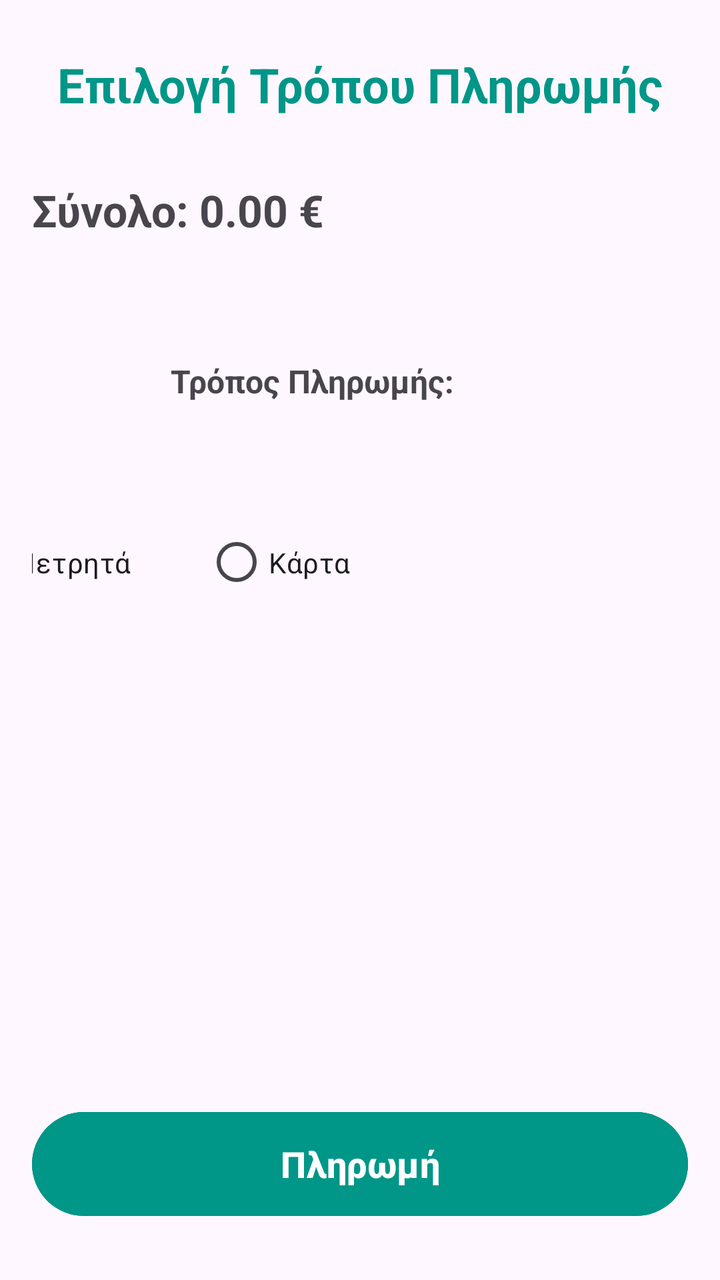
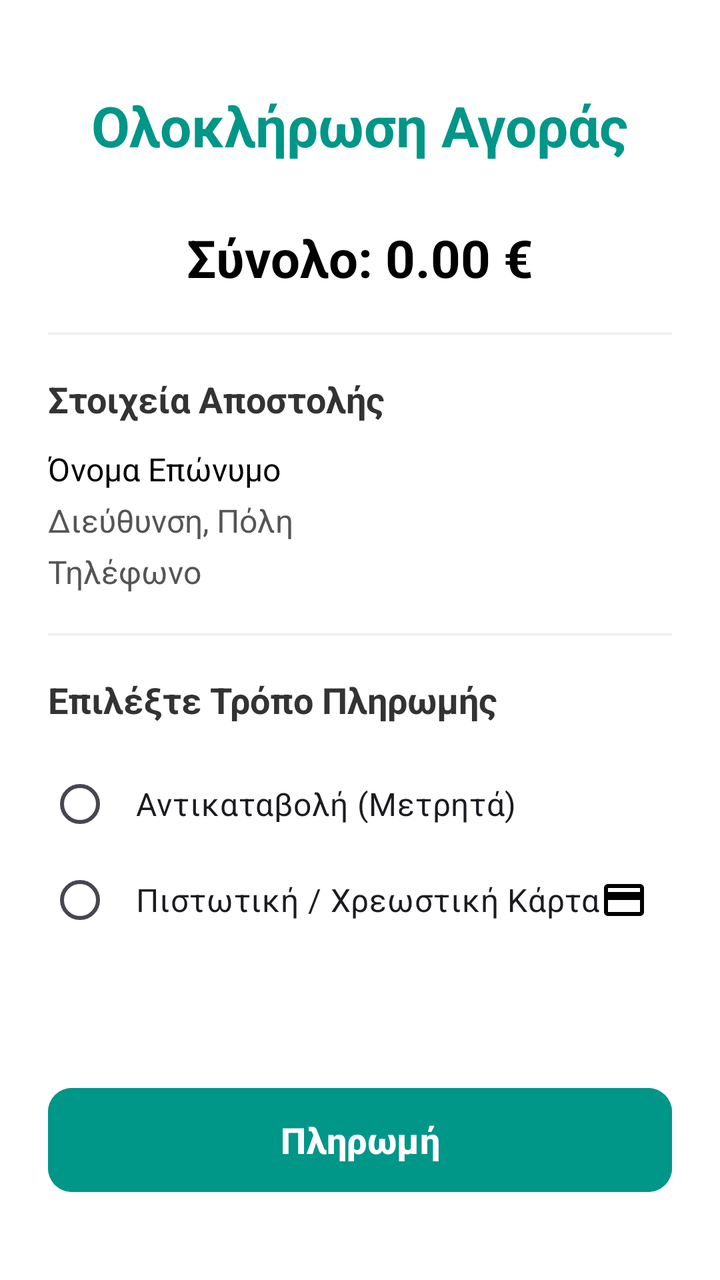

Screens rendered from an Android XML layout before and after an edit, with the pre-edit source and the edit as a unified diff.
<!-- AndroidManifest.xml: application theme Theme.Team21 -->
<!-- res/layout/activity_customer_payment.xml -->
<?xml version="1.0" encoding="utf-8"?>
<androidx.constraintlayout.widget.ConstraintLayout xmlns:android="http://schemas.android.com/apk/res/android"
    xmlns:app="http://schemas.android.com/apk/res-auto"
    xmlns:tools="http://schemas.android.com/tools"
    android:id="@+id/delivererOrdersList"
    android:layout_width="match_parent"
    android:layout_height="match_parent"
    android:padding="16dp"
    tools:context=".view.customer.CustomerPaymentActivity">

    <TextView
        android:id="@+id/txtCustomerPaymentActivityHeader"
        android:layout_width="wrap_content"
        android:layout_height="wrap_content"
        android:layout_marginTop="10dp"
        android:text="Επιλογή Τρόπου Πληρωμής"
        android:textColor="#009688"
        android:textSize="24sp"
        android:textStyle="bold"
        app:layout_constraintEnd_toEndOf="parent"
        app:layout_constraintStart_toStartOf="parent"
        app:layout_constraintTop_toTopOf="parent" />


    <TextView
        android:id="@+id/txtCustomerPaymentActivityFinalAmount"
        android:layout_width="wrap_content"
        android:layout_height="wrap_content"
        android:layout_marginTop="32dp"
        android:text="Σύνολο: 0.00 €"
        android:textSize="22sp"
        android:textStyle="bold"
        app:layout_constraintStart_toStartOf="parent"
        app:layout_constraintTop_toBottomOf="@+id/txtCustomerPaymentActivityHeader" />

    <TextView
        android:id="@+id/txtCustomerPaymentActivityPayMethodLabel"
        android:layout_width="280dp"
        android:layout_height="46dp"
        android:layout_marginTop="60dp"
        android:text="Τρόπος Πληρωμής:"
        android:textAlignment="center"
        android:textSize="16sp"
        android:textStyle="bold"
        app:layout_constraintStart_toStartOf="parent"
        app:layout_constraintTop_toBottomOf="@+id/txtCustomerPaymentActivityFinalAmount" />

    <RadioGroup
        android:id="@+id/radioGroupCustomerPaymentActivity"
        android:layout_width="371dp"
        android:layout_height="55dp"
        android:layout_marginTop="28dp"
        android:orientation="horizontal"
        app:layout_constraintEnd_toEndOf="parent"
        app:layout_constraintHorizontal_bias="1.0"
        app:layout_constraintStart_toStartOf="parent"
        app:layout_constraintTop_toBottomOf="@+id/txtCustomerPaymentActivityPayMethodLabel">

        <RadioButton
            android:id="@+id/rbCustomerPaymentActivityCash"
            android:layout_width="109dp"
            android:layout_height="match_parent"
            android:layout_marginEnd="20dp"
            android:checked="true"
            android:text="Μετρητά" />

        <RadioButton
            android:id="@+id/rbCustomerPaymentActivityCard"
            android:layout_width="93dp"
            android:layout_height="match_parent"
            android:text="Κάρτα" />
    </RadioGroup>

    <Button
        android:id="@+id/btnCustomerPaymentActivityPayment"
        android:layout_width="match_parent"
        android:layout_height="60dp"
        android:layout_marginBottom="12dp"
        android:backgroundTint="#009688"
        android:text="Πληρωμή"
        android:textSize="18sp"
        android:textStyle="bold"
        app:layout_constraintBottom_toBottomOf="parent"
        app:layout_constraintEnd_toEndOf="parent"
        app:layout_constraintHorizontal_bias="0.0"
        app:layout_constraintStart_toStartOf="parent" />

</androidx.constraintlayout.widget.ConstraintLayout>
<!-- resources referenced by this layout -->
<resources>
  <style name="Theme.Team21" parent="Base.Theme.Team21" />
  <style name="Base.Theme.Team21" parent="Theme.Material3.DayNight.NoActionBar">
          
          
      </style>
</resources>

<!-- the commit's change to res/layout/activity_customer_payment.xml (unified diff, before → after) -->
@@ -2,87 +2,158 @@
 <androidx.constraintlayout.widget.ConstraintLayout xmlns:android="http://schemas.android.com/apk/res/android"
     xmlns:app="http://schemas.android.com/apk/res-auto"
     xmlns:tools="http://schemas.android.com/tools"
-    android:id="@+id/delivererOrdersList"
+    android:id="@+id/main"
     android:layout_width="match_parent"
     android:layout_height="match_parent"
-    android:padding="16dp"
-    tools:context=".view.customer.CustomerPaymentActivity">
+    android:background="#FFFFFF"
+    android:padding="24dp"
+    tools:context=".view.customer.Payment.CustomerPaymentActivity">
 
     <TextView
         android:id="@+id/txtCustomerPaymentActivityHeader"
         android:layout_width="wrap_content"
         android:layout_height="wrap_content"
-        android:layout_marginTop="10dp"
-        android:text="Επιλογή Τρόπου Πληρωμής"
+        android:layout_marginTop="20dp"
+        android:text="Ολοκλήρωση Αγοράς"
         android:textColor="#009688"
-        android:textSize="24sp"
+        android:textSize="28sp"
         android:textStyle="bold"
         app:layout_constraintEnd_toEndOf="parent"
         app:layout_constraintStart_toStartOf="parent"
         app:layout_constraintTop_toTopOf="parent" />
 
-
     <TextView
         android:id="@+id/txtCustomerPaymentActivityFinalAmount"
         android:layout_width="wrap_content"
         android:layout_height="wrap_content"
-        android:layout_marginTop="32dp"
+        android:layout_marginTop="30dp"
         android:text="Σύνολο: 0.00 €"
-        android:textSize="22sp"
+        android:textColor="#000000"
+        android:textSize="26sp"
         android:textStyle="bold"
+        app:layout_constraintEnd_toEndOf="parent"
         app:layout_constraintStart_toStartOf="parent"
         app:layout_constraintTop_toBottomOf="@+id/txtCustomerPaymentActivityHeader" />
 
-    <TextView
-        android:id="@+id/txtCustomerPaymentActivityPayMethodLabel"
-        android:layout_width="280dp"
-        android:layout_height="46dp"
-        android:layout_marginTop="60dp"
-        android:text="Τρόπος Πληρωμής:"
-        android:textAlignment="center"
-        android:textSize="16sp"
-        android:textStyle="bold"
+    <View
+        android:id="@+id/divider1"
+        android:layout_width="match_parent"
+        android:layout_height="1dp"
+        android:layout_marginTop="20dp"
+        android:background="#EEEEEE"
+        app:layout_constraintEnd_toEndOf="parent"
         app:layout_constraintStart_toStartOf="parent"
         app:layout_constraintTop_toBottomOf="@+id/txtCustomerPaymentActivityFinalAmount" />
 
+    <TextView
+        android:id="@+id/txtCustomerPaymentActivityShippingLabel"
+        android:layout_width="wrap_content"
+        android:layout_height="wrap_content"
+        android:layout_marginTop="20dp"
+        android:text="Στοιχεία Αποστολής"
+        android:textColor="#333333"
+        android:textSize="18sp"
+        android:textStyle="bold"
+        app:layout_constraintStart_toStartOf="parent"
+        app:layout_constraintTop_toBottomOf="@+id/divider1" />
+
+    <TextView
+        android:id="@+id/txtCustomerPaymentActivityShippingName"
+        android:layout_width="0dp"
+        android:layout_height="wrap_content"
+        android:layout_marginTop="12dp"
+        android:text="Όνομα Επώνυμο"
+        android:textColor="#000000"
+        android:textSize="16sp"
+        app:layout_constraintEnd_toEndOf="parent"
+        app:layout_constraintStart_toStartOf="parent"
+        app:layout_constraintTop_toBottomOf="@+id/txtCustomerPaymentActivityShippingLabel" />
+
+    <TextView
+        android:id="@+id/txtCustomerPaymentActivityShippingAddress"
+        android:layout_width="0dp"
+        android:layout_height="wrap_content"
+        android:layout_marginTop="4dp"
+        android:text="Διεύθυνση, Πόλη"
+        android:textColor="#555555"
+        android:textSize="16sp"
+        app:layout_constraintEnd_toEndOf="parent"
+        app:layout_constraintStart_toStartOf="parent"
+        app:layout_constraintTop_toBottomOf="@+id/txtCustomerPaymentActivityShippingName" />
+
+    <TextView
+        android:id="@+id/txtCustomerPaymentActivityShippingPhone"
+        android:layout_width="0dp"
+        android:layout_height="wrap_content"
+        android:layout_marginTop="4dp"
+        android:text="Τηλέφωνο"
+        android:textColor="#555555"
+        android:textSize="16sp"
+        app:layout_constraintEnd_toEndOf="parent"
+        app:layout_constraintStart_toStartOf="parent"
+        app:layout_constraintTop_toBottomOf="@+id/txtCustomerPaymentActivityShippingAddress" />
+
+    <View
+        android:id="@+id/divider2"
+        android:layout_width="match_parent"
+        android:layout_height="1dp"
+        android:layout_marginTop="20dp"
+        android:background="#EEEEEE"
+        app:layout_constraintEnd_toEndOf="parent"
+        app:layout_constraintStart_toStartOf="parent"
+        app:layout_constraintTop_toBottomOf="@+id/txtCustomerPaymentActivityShippingPhone" />
+
+    <TextView
+        android:id="@+id/txtCustomerPaymentActivityPayMethodLabel"
+        android:layout_width="wrap_content"
+        android:layout_height="wrap_content"
+        android:layout_marginTop="20dp"
+        android:text="Επιλέξτε Τρόπο Πληρωμής"
+        android:textColor="#333333"
+        android:textSize="18sp"
+        android:textStyle="bold"
+        app:layout_constraintStart_toStartOf="parent"
+        app:layout_constraintTop_toBottomOf="@+id/divider2" />
+
     <RadioGroup
         android:id="@+id/radioGroupCustomerPaymentActivity"
-        android:layout_width="371dp"
-        android:layout_height="55dp"
-        android:layout_marginTop="28dp"
-        android:orientation="horizontal"
-        app:layout_constraintEnd_toEndOf="parent"
-        app:layout_constraintHorizontal_bias="1.0"
-        app:layout_constraintStart_toStartOf="parent"
+        android:layout_width="match_parent"
+        android:layout_height="wrap_content"
+        android:layout_marginTop="16dp"
+        android:orientation="vertical"
         app:layout_constraintTop_toBottomOf="@+id/txtCustomerPaymentActivityPayMethodLabel">
 
         <RadioButton
             android:id="@+id/rbCustomerPaymentActivityCash"
-            android:layout_width="109dp"
-            android:layout_height="match_parent"
-            android:layout_marginEnd="20dp"
-            android:checked="true"
-            android:text="Μετρητά" />
+            android:layout_width="match_parent"
+            android:layout_height="wrap_content"
+            android:padding="12dp"
+            android:text="Αντικαταβολή (Μετρητά)"
+            android:textSize="16sp" />
 
         <RadioButton
             android:id="@+id/rbCustomerPaymentActivityCard"
-            android:layout_width="93dp"
-            android:layout_height="match_parent"
-            android:text="Κάρτα" />
+            android:layout_width="match_parent"
+            android:layout_height="wrap_content"
+            android:padding="12dp"
+            android:drawableEnd="@drawable/outline_credit_card_24"
+            android:text="Πιστωτική / Χρεωστική Κάρτα"
+            android:textSize="16sp" />
     </RadioGroup>
 
     <Button
         android:id="@+id/btnCustomerPaymentActivityPayment"
-        android:layout_width="match_parent"
+        android:layout_width="0dp"
         android:layout_height="60dp"
-        android:layout_marginBottom="12dp"
+        android:layout_marginBottom="16dp"
         android:backgroundTint="#009688"
         android:text="Πληρωμή"
+        android:textColor="#FFFFFF"
         android:textSize="18sp"
         android:textStyle="bold"
+        app:cornerRadius="12dp"
         app:layout_constraintBottom_toBottomOf="parent"
         app:layout_constraintEnd_toEndOf="parent"
-        app:layout_constraintHorizontal_bias="0.0"
         app:layout_constraintStart_toStartOf="parent" />
 
 </androidx.constraintlayout.widget.ConstraintLayout>
<!-- resource entries referenced after the edit -->
@@ -1,5 +1,11 @@
 <!-- resources referenced by this layout -->
 <resources>
+  <!-- drawable outline_credit_card_24 (drawable) -->
+  <vector xmlns:android="http://schemas.android.com/apk/res/android" android:height="24dp" android:tint="#000000" android:viewportHeight="960" android:viewportWidth="960" android:width="24dp">
+        
+      <path android:fillColor="@android:color/white" android:pathData="M880,240L880,720Q880,753 856.5,776.5Q833,800 800,800L160,800Q127,800 103.5,776.5Q80,753 80,720L80,240Q80,207 103.5,183.5Q127,160 160,160L800,160Q833,160 856.5,183.5Q880,207 880,240ZM160,320L800,320L800,240Q800,240 800,240Q800,240 800,240L160,240Q160,240 160,240Q160,240 160,240L160,320ZM160,480L160,720Q160,720 160,720Q160,720 160,720L800,720Q800,720 800,720Q800,720 800,720L800,480L160,480ZM160,720L160,720Q160,720 160,720Q160,720 160,720L160,240Q160,240 160,240Q160,240 160,240L160,240Q160,240 160,240Q160,240 160,240L160,720Q160,720 160,720Q160,720 160,720Z"/>
+      
+  </vector>
   <style name="Theme.Team21" parent="Base.Theme.Team21" />
   <style name="Base.Theme.Team21" parent="Theme.Material3.DayNight.NoActionBar">
           
